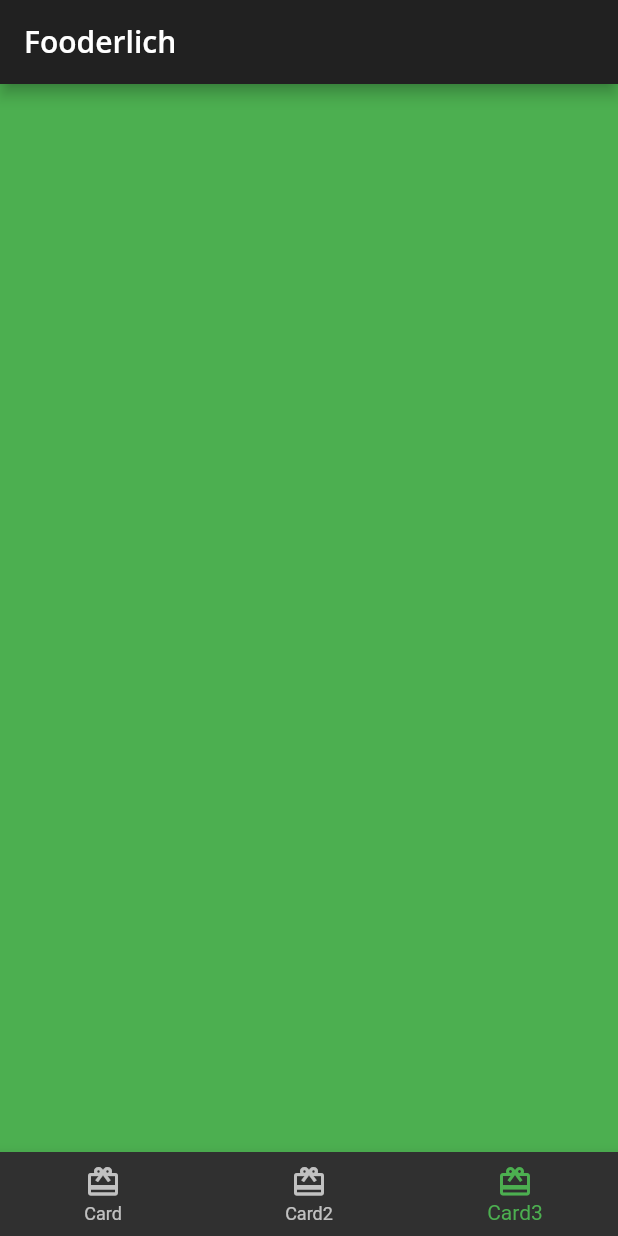
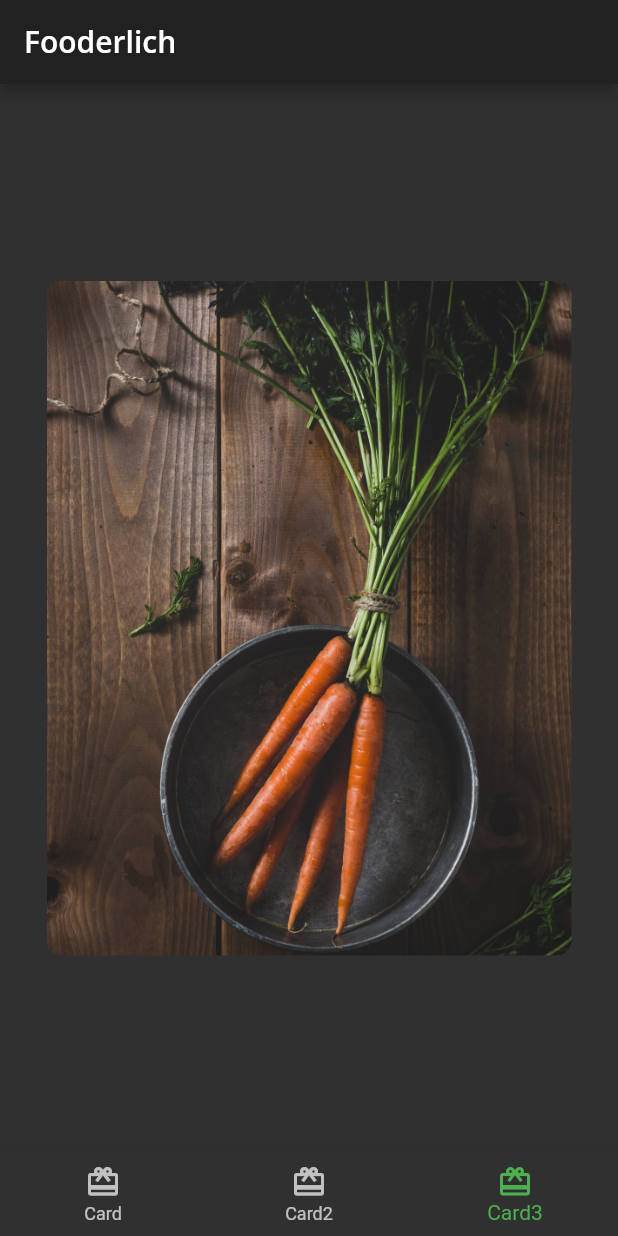
Before and after one commit to rsyd29/app_fooderlich, a Flutter app: the screen it shows after launch, item 3 of the bottom bar chosen, on a phone screen of 412 x 824 dp. Run offline on Flutter 3.47's test engine with Material 2 defaults, Android fonts, the phone set to English and light mode, and no system bars; our stand-ins replace google_fonts.

Commit message:
Composing Card3: the explore card

```diff
--- /dev/null
+++ b/lib/card3.dart
@@ -0,0 +1,34 @@
+import 'package:flutter/material.dart';
+import 'fooderlich_theme.dart';
+
+class Card3 extends StatelessWidget {
+  const Card3({Key? key}) : super(key: key);
+
+  @override
+  Widget build(BuildContext context) {
+    return Center(
+      child: Container(
+        constraints: const BoxConstraints.expand(
+          width: 350,
+          height: 450,
+        ),
+        decoration: const BoxDecoration(
+          image: DecorationImage(
+            image: AssetImage('assets/mag2.png'),
+            fit: BoxFit.cover,
+          ),
+          borderRadius: BorderRadius.all(
+            Radius.circular(10.0),
+          ),
+        ),
+        child: Stack(
+          children: const [
+            // TODO 5: add dark overlay BoxDecoration
+            // TODO 6: add Container, Column, Icon and Text
+            // TODO 7: add Center widget with Chip widget children
+          ],
+        ),
+      ),
+    );
+  }
+}
--- a/lib/home.dart
+++ b/lib/home.dart
@@ -2,6 +2,7 @@
 import 'package:flutter/material.dart';
 import 'card1.dart';
 import 'card2.dart';
+import 'card3.dart';
 
 class Home extends StatefulWidget {
   const Home({Key? key}) : super(key: key);
@@ -15,12 +16,10 @@
   int _selectedIndex = 0;
 
   // Here, you define the widgets that will display on each tab. For now, when you tap between the different tab bar items, it shows container widgets of different colors. Soon, you’ll replace each of these with card widgets.
-  static List<Widget> pages = <Widget>[
-    const Card1(),
-    const Card2(),
-    Container(color: Colors.green),
-    // TODO: Replace with Card3
-    Container(color: Colors.blue),
+  static List<Widget> pages = const <Widget>[
+    Card1(),
+    Card2(),
+    Card3(),
   ];
 
   // This function handles tapped tab bar items. Here, you set the index of the item that the user pressed. setState() notifies the framework that the state of this object has changed, then rebuilds this widget internally.
```
